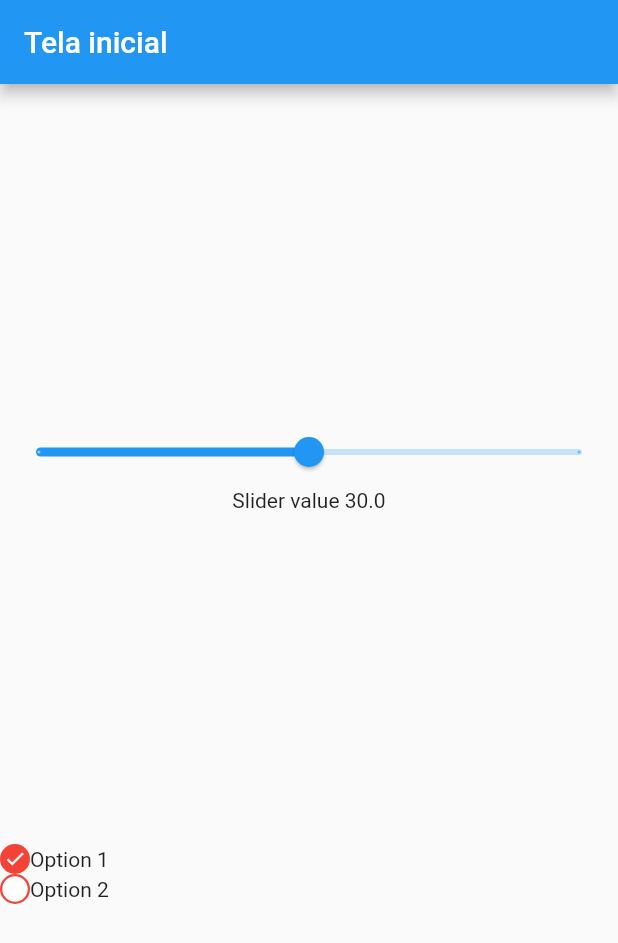
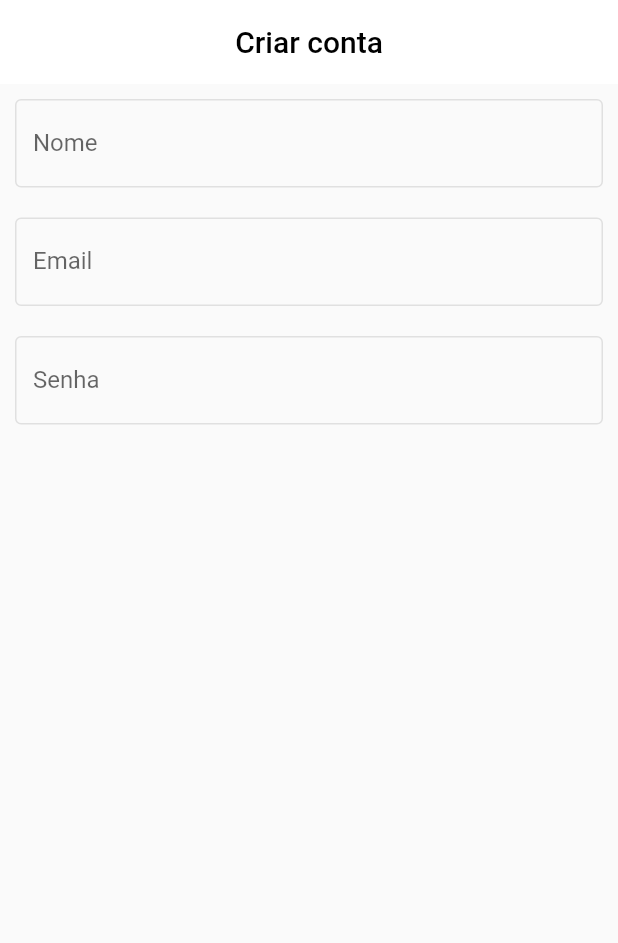
Before and after one commit to thiagobrunoms/edge_delivery, a Flutter app: the screen it shows after launch, on a phone screen of 412 x 824 dp. Shown: the top 943 px of the screen. Run offline on Flutter 3.47's test engine with Material 2 defaults, Android fonts, the light colour scheme and no system bars; our stand-ins replace mobx; generated files the repository leaves out were written again.

Commit message:
Starts the clean architecture structure for signup module

```diff
--- a/lib/main.dart
+++ b/lib/main.dart
@@ -1,4 +1,5 @@
 import 'package:edge_delivery/modules/main_page.dart';
+import 'package:edge_delivery/modules/sign_up_module/presentation/sign_up_form_page.dart';
 import 'package:flutter/material.dart';
 
 void main() {
@@ -17,7 +18,8 @@ class MyApp extends StatelessWidget {
       theme: ThemeData(
         primarySwatch: Colors.blue,
       ),
-      home: const MainScreen(),
+      // home: const MainScreen(),
+      home: const SignUpFormPage(),
     );
   }
 }
--- /dev/null
+++ b/lib/modules/sign_up_module/data/datasources/sign_up_datasource.dart
@@ -0,0 +1,6 @@
+import 'package:edge_delivery/modules/sign_up_module/domain/entities/user_entity.dart';
+import 'package:edge_delivery/modules/sign_up_module/domain/usecase/sign_up_usecase.dart';
+
+abstract class SignUpDataSource {
+  Future<UserEntity> signUp(SignUpParam param);
+}
--- /dev/null
+++ b/lib/modules/sign_up_module/domain/entities/sign_up_entity.dart
@@ -0,0 +1 @@
+class SignUpEntity {}
--- /dev/null
+++ b/lib/modules/sign_up_module/domain/repository/sign_up_repository.dart
@@ -0,0 +1,6 @@
+import 'package:edge_delivery/modules/sign_up_module/domain/entities/user_entity.dart';
+import 'package:edge_delivery/modules/sign_up_module/domain/usecase/sign_up_usecase.dart';
+
+abstract class SignUpRepository {
+  Future<UserEntity> signUp(SignUpParam signUpParam);
+}
--- /dev/null
+++ b/lib/modules/sign_up_module/domain/usecase/sign_up_usecase.dart
@@ -0,0 +1,12 @@
+import 'package:edge_delivery/modules/sign_up_module/domain/entities/user_entity.dart';
+import 'package:edge_delivery/shared/usecases/usecase.dart';
+
+class SignUpParam {
+  final String name;
+  final String password;
+  final String email;
+
+  SignUpParam(this.name, this.password, this.email);
+}
+
+abstract class SignUpUsecase extends Usecase<UserEntity, SignUpParam> {}
--- /dev/null
+++ b/lib/modules/sign_up_module/presentation/sign_up_form_page.dart
@@ -0,0 +1,48 @@
+import 'package:edge_delivery/shared/widgets/forms/text_input/text_input_widget.dart';
+import 'package:flutter/material.dart';
+
+class SignUpFormPage extends StatefulWidget {
+  const SignUpFormPage({super.key});
+
+  @override
+  State<SignUpFormPage> createState() => _SignUpFormPageState();
+}
+
+class _SignUpFormPageState extends State<SignUpFormPage> {
+  @override
+  Widget build(BuildContext context) {
+    return Scaffold(
+      appBar: AppBar(
+        title: const Text(
+          'Criar conta',
+          style: TextStyle(color: Colors.black),
+        ),
+        centerTitle: true,
+        backgroundColor: Colors.white,
+        elevation: 0,
+      ),
+      body: Column(
+        children: const [
+          TextInputWidget(
+            label: 'Nome',
+            hint: 'Seu nome completo',
+            type: TextInputType.name,
+            isObuscured: false,
+          ),
+          TextInputWidget(
+            label: 'Email',
+            hint: 'nome@dominio.com.br',
+            type: TextInputType.emailAddress,
+            isObuscured: false,
+          ),
+          TextInputWidget(
+            label: 'Senha',
+            hint: 'Senha de pelo menos 8 digitos',
+            type: TextInputType.text,
+            isObuscured: true,
+          ),
+        ],
+      ),
+    );
+  }
+}
--- /dev/null
+++ b/lib/shared/usecases/usecase.dart
@@ -0,0 +1,3 @@
+abstract class Usecase<TReturn, TParam> {
+  Future<TReturn> call({TParam? param});
+}
--- /dev/null
+++ b/lib/shared/widgets/forms/text_input/text_input_widget.dart
@@ -0,0 +1,42 @@
+import 'package:edge_delivery/shared/widgets/forms/text_input/text_input_widget_controller.dart';
+import 'package:flutter/material.dart';
+
+class TextInputWidget extends StatefulWidget {
+  final String label;
+  final String hint;
+  final TextInputType type;
+  final bool isObuscured;
+
+  const TextInputWidget(
+      {super.key,
+      required this.label,
+      required this.hint,
+      required this.type,
+      required this.isObuscured});
+
+  @override
+  State<TextInputWidget> createState() => _TextInputWidgetState();
+}
+
+class _TextInputWidgetState extends State<TextInputWidget> {
+  TextInputController controller = TextInputController();
+
+  @override
+  Widget build(BuildContext context) {
+    return Container(
+      padding: const EdgeInsets.all(10),
+      child: TextField(
+        keyboardType: widget.type,
+        obscureText: widget.isObuscured,
+        decoration: InputDecoration(
+          label: Text(widget.label),
+          hintText: widget.hint,
+          enabledBorder: OutlineInputBorder(
+            borderSide: BorderSide(color: Colors.grey[300]!),
+          ),
+        ),
+        onChanged: controller.setContent,
+      ),
+    );
+  }
+}
--- a/pubspec.yaml
+++ b/pubspec.yaml
@@ -31,7 +31,8 @@ environment:
 dependencies:
   flutter:
     sdk: flutter
-
+  mobx: ^2.0.7+5
+  flutter_mobx: ^2.0.6+1
 
   # The following adds the Cupertino Icons font to your application.
   # Use with the CupertinoIcons class for iOS style icons.
@@ -40,7 +41,8 @@ dependencies:
 dev_dependencies:
   flutter_test:
     sdk: flutter
-
+  mobx_codegen: ^2.0.7
+  build_runner: ^2.2.1
   # The "flutter_lints" package below contains a set of recommended lints to
   # encourage good coding practices. The lint set provided by the package is
   # activated in the `analysis_options.yaml` file located at the root of your
```
Also changed, not shown: lib/modules/sign_up_module/data/datasources/google_signup_datasource.dart (added, +11 -0 lines), lib/modules/sign_up_module/data/datasources/signup_rest_datasource.dart (added, +12 -0 lines), lib/modules/sign_up_module/data/repository/sign_up_repository_impl.dart (added, +15 -0 lines), lib/modules/sign_up_module/domain/entities/user_entity.dart (added, +12 -0 lines), lib/modules/sign_up_module/domain/usecase/sign_up_usecase_impl.dart (added, +14 -0 lines), lib/modules/sign_up_module/presentation/sign_up_form_controller.dart (added, +12 -0 lines), lib/shared/widgets/forms/text_input/text_input_widget_controller.dart (added, +15 -0 lines), lib/modules/sign_up_module/presentation/sign_up_form_controller.g.dart (added), lib/shared/widgets/forms/text_input/text_input_widget_controller.g.dart (added), lib/shared/widgets/texts/title_subtitle_widget.dart (added), pubspec.lock.
